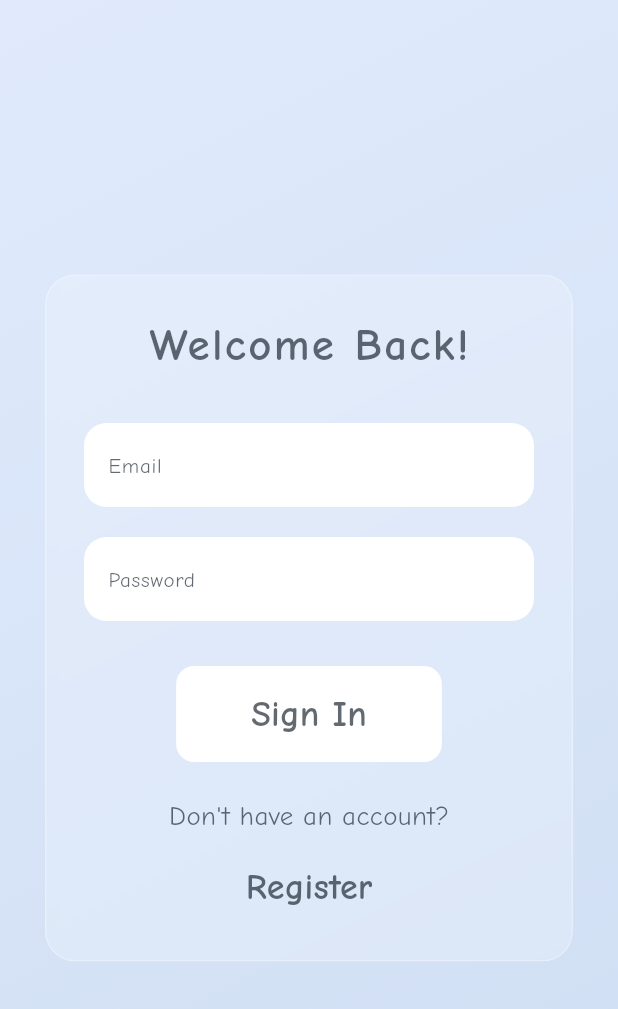
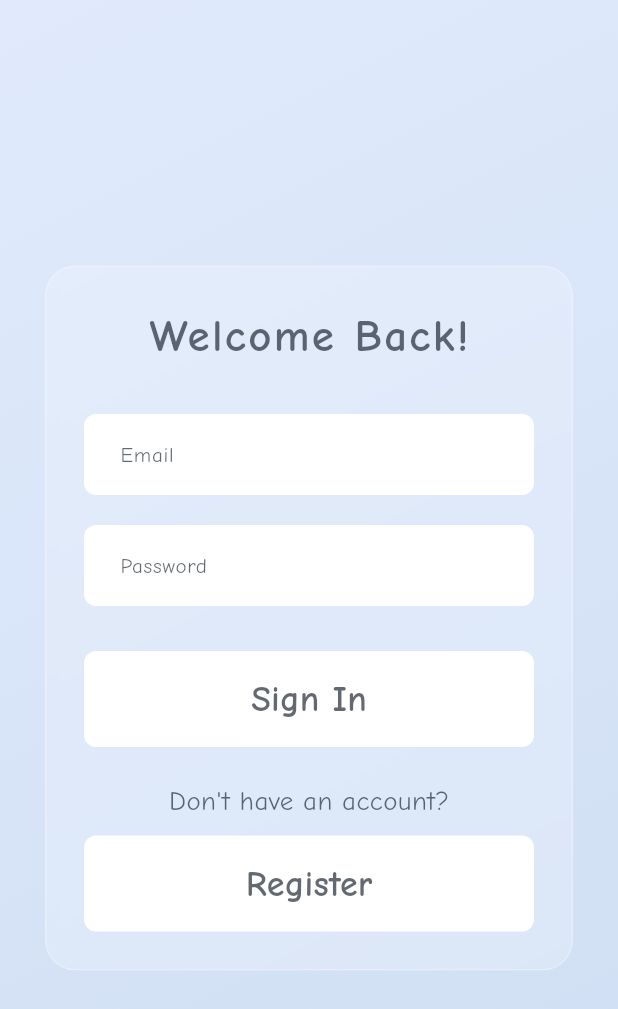
Before and after one commit to xwhiz/skribble, a Flutter app: the screen it shows after launch, on a phone screen of 412 x 824 dp. Shown: the top 1009 px of the screen. Run offline on Flutter 3.47's test engine with Material 3 defaults, Android fonts, the phone set to English and light mode, and no system bars; our stand-ins replace cloud_firestore, firebase_auth, firebase_core, lottie; accounts and stored records are empty.

Commit message:
fix: button styles fixed

```diff
--- a/app/lib/pages/login_page.dart
+++ b/app/lib/pages/login_page.dart
@@ -86,7 +86,9 @@ class _LoginPageState extends State<LoginPage> {
                         ),
                       ),
                       const SizedBox(height: 30),
-                      TextField(
+                      SizedBox(
+                        width: 400,
+                        child: TextField(
                           controller: usernameController,
                           decoration: InputDecoration(
                             hintText: "Email",
@@ -100,15 +102,19 @@ class _LoginPageState extends State<LoginPage> {
                             // ignore: deprecated_member_use
                             fillColor: Colors.white,
                             border: OutlineInputBorder(
-                            borderRadius: BorderRadius.circular(15),
+                              borderRadius: BorderRadius.circular(8),
                               borderSide: BorderSide.none,
                             ),
                             focusedBorder: OutlineInputBorder(
-                            borderRadius: BorderRadius.circular(15),
+                              borderRadius: BorderRadius.circular(8),
                               borderSide: BorderSide(
                                 color: const Color.fromARGB(179, 32, 42, 53),
                                 width: 2,
                               ), // Highlight effect
+                            ),
+                            contentPadding: const EdgeInsets.symmetric(
+                              vertical: 15,
+                              horizontal: 20,
                             ),
                           ),
                           style: TextStyle(
@@ -116,8 +122,11 @@ class _LoginPageState extends State<LoginPage> {
                             fontFamily: 'ComicNeue',
                           ),
                         ),
+                      ),
                       const SizedBox(height: 20),
-                      TextField(
+                      SizedBox(
+                        width: 400,
+                        child: TextField(
                           controller: passwordController,
                           obscureText: true,
                           decoration: InputDecoration(
@@ -125,30 +134,40 @@ class _LoginPageState extends State<LoginPage> {
                             hintStyle: TextStyle(
                               color: const Color.fromARGB(179, 32, 42, 53),
                               fontSize: 14,
-                            fontFamily: 'ComicNeue', // Applying Comic Neue font
+                              fontFamily:
+                                  'ComicNeue', // Applying Comic Neue font
                             ),
                             filled: true,
                             // ignore: deprecated_member_use
                             fillColor: Colors.white,
                             border: OutlineInputBorder(
-                            borderRadius: BorderRadius.circular(15),
+                              borderRadius: BorderRadius.circular(8),
                               borderSide: BorderSide.none,
                             ),
                             focusedBorder: OutlineInputBorder(
-                            borderRadius: BorderRadius.circular(15),
+                              borderRadius: BorderRadius.circular(8),
                               borderSide: BorderSide(
                                 color: const Color.fromARGB(179, 32, 42, 53),
                                 width: 2,
                               ), // Highlight effect
                             ),
+                            contentPadding: const EdgeInsets.symmetric(
+                              vertical: 15,
+                              horizontal: 20,
                             ),
+                          ),
+
                           style: TextStyle(
                             color: Color.fromARGB(179, 32, 42, 53),
                             fontFamily: 'ComicNeue',
                           ),
                         ),
+                      ),
                       const SizedBox(height: 30),
-                      ElevatedButton(
+                      SizedBox(
+                        width: 400,
+
+                        child: ElevatedButton(
                           onPressed: () async {
                             await login();
                             if (FirebaseAuth.instance.currentUser != null) {
@@ -165,7 +184,7 @@ class _LoginPageState extends State<LoginPage> {
                             // ignore: deprecated_member_use
                             backgroundColor: Colors.white,
                             shape: RoundedRectangleBorder(
-                            borderRadius: BorderRadius.circular(12),
+                              borderRadius: BorderRadius.circular(8),
                             ),
                             padding: const EdgeInsets.symmetric(
                               horizontal: 50,
@@ -179,7 +198,9 @@ class _LoginPageState extends State<LoginPage> {
                               fontSize: 24,
                               color: Color.fromARGB(179, 32, 42, 53),
                               fontWeight: FontWeight.bold,
-                            fontFamily: 'ComicNeue', // Applying Comic Neue font
+                              fontFamily:
+                                  'ComicNeue', // Applying Comic Neue font
+                            ),
                           ),
                         ),
                       ),
@@ -205,37 +226,39 @@ class _LoginPageState extends State<LoginPage> {
                         ),
                       ),
                       const SizedBox(height: 10), // Add some space between
-                      TextButton(
+                      SizedBox(
+                        width: 400,
+
+                        child: ElevatedButton(
                           onPressed: () {
                             Navigator.push(
                               context,
-                            MaterialPageRoute(builder: (_) => RegisterPage()),
+                              MaterialPageRoute(
+                                builder: (_) => const RegisterPage(),
+                              ),
                             );
                           },
-                        style: ButtonStyle(
-                          overlayColor: WidgetStateProperty.all(
-                            Colors.transparent,
-                          ), // removes grey when pressed
-                          backgroundColor: WidgetStateProperty.all(
-                            Colors.transparent,
-                          ), // no background
-                          shadowColor: WidgetStateProperty.all(
-                            Colors.transparent,
-                          ), // no shadow
-                          splashFactory:
-                              NoSplash.splashFactory, // no ripple effect
-                          padding: WidgetStateProperty.all(
-                            EdgeInsets.zero,
-                          ), // optional: removes extra padding
+                          style: ElevatedButton.styleFrom(
+                            // ignore: deprecated_member_use
+                            backgroundColor: Colors.white,
+                            shape: RoundedRectangleBorder(
+                              borderRadius: BorderRadius.circular(8),
+                            ),
+                            padding: const EdgeInsets.symmetric(
+                              horizontal: 50,
+                              vertical: 15,
+                            ),
+                            elevation: 0,
                           ),
                           child: const Text(
                             "Register",
                             style: TextStyle(
+                              fontSize: 24,
                               color: Color.fromARGB(179, 32, 42, 53),
-                            fontSize: 24,
                               fontWeight: FontWeight.bold,
-                            fontFamily: 'ComicNeue', // Applying Comic Neue font
-                            decoration: TextDecoration.none,
+                              fontFamily:
+                                  'ComicNeue', // Applying Comic Neue font
+                            ),
                           ),
                         ),
                       ),
```
Lines whose indentation alone changed are shown as unchanged.
